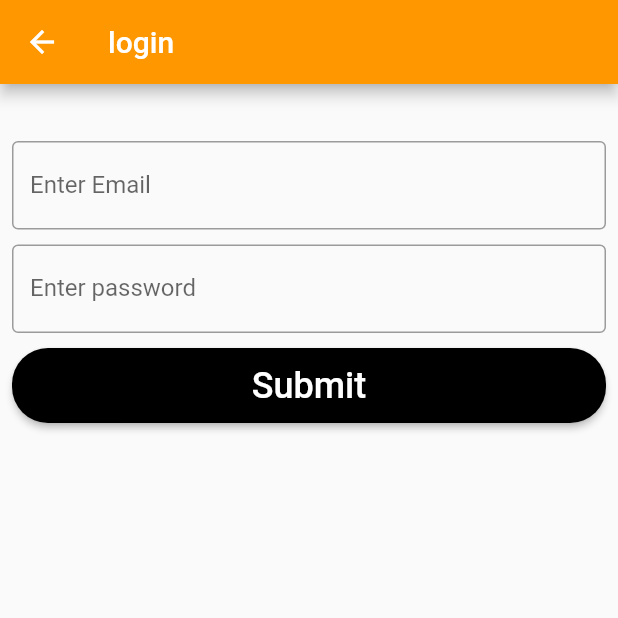
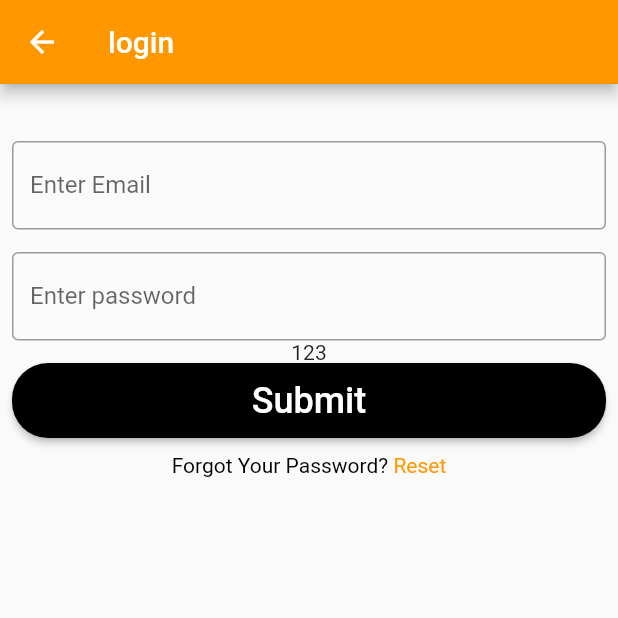
Before and after one commit to amirs18/swish006, a Flutter app: the screen it shows after launch, after a tap on "Log In", on a phone screen of 412 x 824 dp, the top half of it. Run offline on Flutter 3.47's test engine with Material 2 defaults, Android fonts, the phone set to English and light mode, and no system bars; our stand-ins replace cloud_firestore, firebase_auth, firebase_core, google_sign_in; missing offline and left inert: dart:html, flutter_facebook_auth; accounts and stored records are empty; network calls fail.

Commit message:
buttons changed and added a login error messge

```diff
--- a/lib/main.dart
+++ b/lib/main.dart
@@ -17,17 +17,29 @@ class MyApp extends StatelessWidget {
   const MyApp({Key? key}) : super(key: key);
 
   static const String _title = 'Swish Basketball';
+  static const ColorScheme colorscheme = ColorScheme(
+      brightness: Brightness.light,
+      primary: Colors.orange,
+      onPrimary: Colors.orange,
+      secondary: Colors.black87,
+      onSecondary: Colors.black45,
+      error: Colors.red,
+      onError: Colors.red,
+      background: Colors.white70,
+      onBackground: Colors.white70,
+      surface: Colors.white,
+      onSurface: Colors.white);
 
   @override
   Widget build(BuildContext context) {
     return MaterialApp(
         title: _title,
         theme: ThemeData(
-          appBarTheme: const AppBarTheme(backgroundColor: Colors.orange),
-          //buttonTheme: const ButtonThemeData(shape: RoundedRectangleBorder(),)),
-          primaryColor: Colors.orange,
-          backgroundColor: Colors.orange,
-        ),
+            appBarTheme: const AppBarTheme(backgroundColor: Colors.orange),
+            //buttonTheme: const ButtonThemeData(shape: RoundedRectangleBorder(),)),
+            primaryColor: Colors.orange,
+            backgroundColor: Colors.orange,
+            buttonTheme: const ButtonThemeData(colorScheme: colorscheme)),
         initialRoute: '/',
         routes: {
           '/': (context) => const FirstScreen(),
@@ -55,6 +67,7 @@ class FirstScreen extends StatelessWidget {
             children: [
               ElevatedButton(
                 style: ElevatedButton.styleFrom(
+                  primary: Colors.orange,
                   minimumSize: const Size.fromHeight(50), // NEW
                 ),
                 onPressed: () => Navigator.pushNamed(context, '/login'),
@@ -65,6 +78,7 @@ class FirstScreen extends StatelessWidget {
               ),
               ElevatedButton(
                 style: ElevatedButton.styleFrom(
+                  primary: Colors.orange,
                   minimumSize: const Size.fromHeight(50), // NEW
                 ),
                 onPressed: () => Navigator.pushNamed(context, '/register'),
--- a/lib/screens/auth/LogIn_page.dart
+++ b/lib/screens/auth/LogIn_page.dart
@@ -2,6 +2,7 @@ import 'dart:html';
 
 import 'package:cloud_firestore/cloud_firestore.dart';
 import 'package:firebase_auth/firebase_auth.dart';
+import 'package:flutter/gestures.dart';
 import 'package:flutter/material.dart';
 import 'package:swish006/screens/auth/auth.dart';
 import 'package:swish006/tasks/taskCard.dart';
@@ -24,11 +25,38 @@ class _LogInPageState extends State<LogInPage> {
     "state": "CA",
     "country": "USA"
   };
+  String loginE = '123';
+
+  Future<UserCredential?> signInWithEmail(
+      {required String email, required String password}) async {
+    try {
+      final credential = await FirebaseAuth.instance
+          .signInWithEmailAndPassword(email: email, password: password);
+      return credential;
+    } on FirebaseAuthException catch (e) {
+      if (e.code == 'user-not-found') {
+        setState(() {
+          loginE = 'No user found for that email.';
+        });
+      } else if (e.code == 'wrong-password') {
+        setState(() {
+          loginE = 'Wrong password provided for that user.';
+        });
+      } else {
+        setState(() {
+          loginE = e.message!;
+        });
+      }
+    }
+    return null;
+  }
 
   @override
   Widget build(BuildContext context) {
     User? user;
     Map<String, String> userEmail;
+
+    String wrongPassword = "";
     return Scaffold(
         appBar: AppBar(
           title: Text('login'),
@@ -49,8 +77,9 @@ class _LogInPageState extends State<LogInPage> {
                     labelText: 'Enter Email',
                   ),
                   onChanged: ((value) => emailController = value)),
-              const SizedBox(
-                height: 10,
+              SizedBox(
+                height: 15,
+                child: Text(''),
               ),
               TextField(
                   obscureText: true,
@@ -60,8 +89,9 @@ class _LogInPageState extends State<LogInPage> {
                     labelText: 'Enter password',
                   ),
                   onChanged: ((value) => passwordController = value)),
-              const SizedBox(
-                height: 10,
+              SizedBox(
+                height: 15,
+                child: Text(loginE),
               ),
               ElevatedButton(
                 style: ElevatedButton.styleFrom(
@@ -70,18 +100,53 @@ class _LogInPageState extends State<LogInPage> {
                     shape: RoundedRectangleBorder(
                         borderRadius: BorderRadius.circular(24))),
                 onPressed: () async => {
-                  await auth.signInWithEmail(
-                      emailController, passwordController),
-                  user = FirebaseAuth.instance.currentUser,
-                  userEmail = <String, String>{"name": user!.email.toString()},
-                  db.collection('users').doc(user?.uid).set(userEmail),
-                  if (user != null) Navigator.pushNamed(context, '/home')
+                  if (emailController != '' && passwordController != '')
+                    {
+                      await signInWithEmail(
+                          email: emailController, password: passwordController),
+                      user = FirebaseAuth.instance.currentUser,
+                      if (user != null)
+                        {
+                          userEmail = <String, String>{
+                            "name": user!.email.toString()
+                          },
+                          db.collection('users').doc(user?.uid).set(userEmail),
+                          Navigator.pushNamed(context, '/home')
+                        }
+                    }
+                  else
+                    {
+                      setState(() {
+                        loginE = 'please insert values';
+                      })
+                    },
                 },
                 child: const Text(
                   'Submit',
                   style: TextStyle(fontSize: 24),
                 ),
               ),
+              const SizedBox(
+                height: 10,
+              ),
+              RichText(
+                  text: TextSpan(children: [
+                const TextSpan(
+                  text: 'Forgot Your Password? ',
+                  style: TextStyle(
+                    color: Colors.black,
+                  ),
+                ),
+                TextSpan(
+                    text: 'Reset',
+                    style: const TextStyle(
+                      color: Colors.orange,
+                    ),
+                    recognizer: TapGestureRecognizer()
+                      ..onTap = () {
+                        print('');
+                      }),
+              ]))
             ],
           ),
         )));
--- a/lib/screens/auth/Register_page.dart
+++ b/lib/screens/auth/Register_page.dart
@@ -62,7 +62,7 @@ class _RegisterPageState extends State<RegisterPage> {
                       borderRadius: BorderRadius.circular(24))),
               onPressed: () async {
                 bool b;
-                if (b = await auth().registerWithEmail(
+                if (b = await Auth.registerWithEmail(
                     emailController.text, passwordController.text)) {
                   Navigator.pushNamed(context, '/home');
                 }
```
Also changed, not shown: lib/screens/auth/auth.dart (+27 -8 lines), 1 other file.
